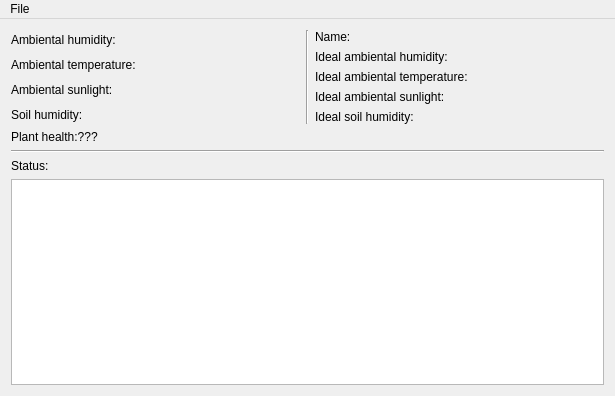
Qt form ServerApp/mainwindow.ui (alexionita95/CommProto) before a commit.
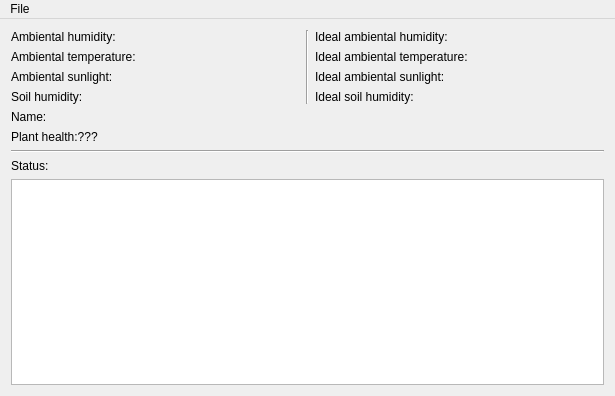
The same form after that commit.

The edit to the form file:
```diff
--- a/ServerApp/mainwindow.ui
+++ b/ServerApp/mainwindow.ui
@@ -66,14 +66,7 @@
        </widget>
       </item>
       <item>
-       <layout class="QVBoxLayout" name="verticalLayout_4">
-        <item>
-         <widget class="QLabel" name="plantName">
-          <property name="text">
-           <string>Name:</string>
-          </property>
-         </widget>
-        </item>
+       <layout class="QVBoxLayout" name="readingsRight">
         <item>
          <widget class="QLabel" name="idealhumidityDisplay">
           <property name="text">
@@ -106,6 +99,13 @@
       </item>
      </layout>
     </item>
+    <item>
+     <widget class="QLabel" name="plantName">
+      <property name="text">
+       <string>Name:</string>
+      </property>
+     </widget>
+    </item>
     <item>
      <widget class="QLabel" name="plantHealth">
       <property name="contextMenuPolicy">
```
Left out of the diff: 4 changed lines with no effect on the pictures.
